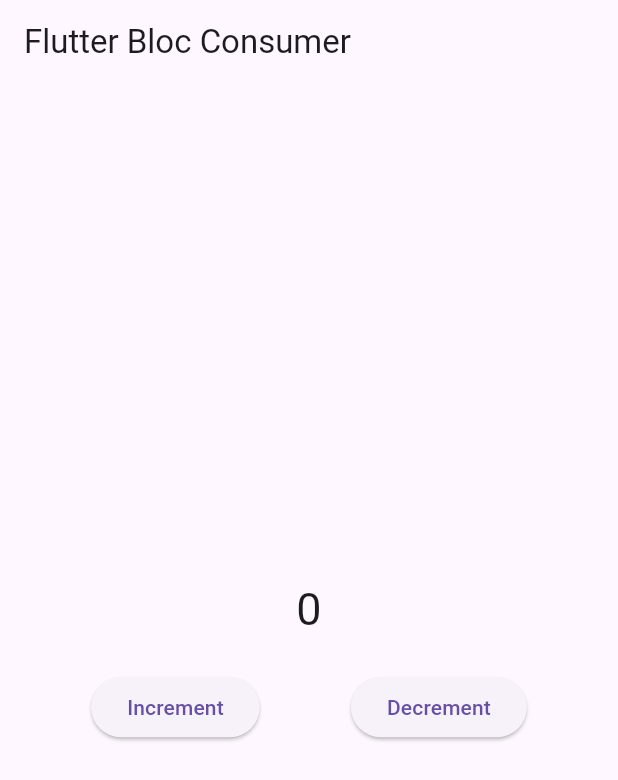
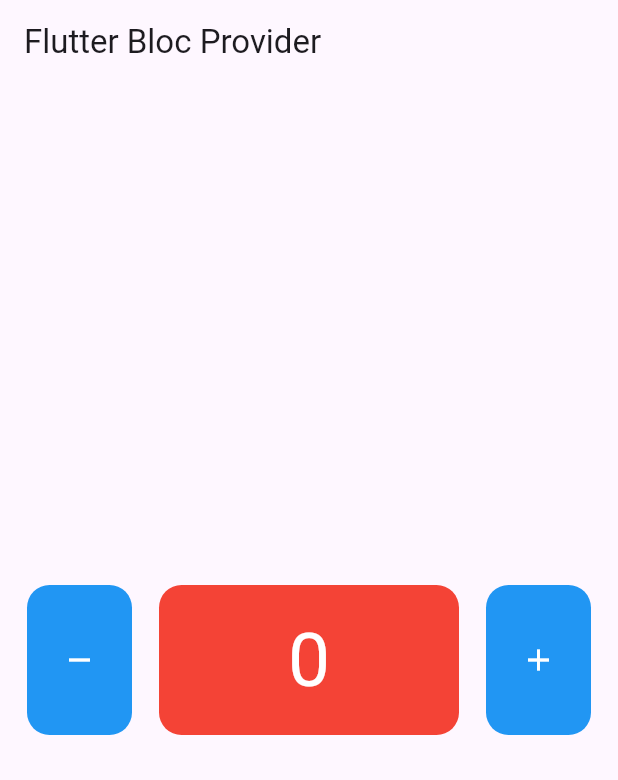
Before and after one commit to andrirynaldi/bloc_management, a Flutter app: the screen it shows after launch, on a phone screen of 412 x 824 dp. Shown: the top 780 px of the screen. Run offline on Flutter 3.47's test engine with Material 3 defaults, Android fonts, the phone set to English and light mode, and no system bars; our stand-ins replace bloc, flutter_bloc.

Commit message:
bloc porvider

```diff
--- a/analysis_options.yaml
+++ b/analysis_options.yaml
@@ -7,7 +7,7 @@
 
 # The following line activates a set of recommended lints for Flutter apps,
 # packages, and plugins designed to encourage good coding practices.
-include: package:flutter_lints/flutter.yaml
+# include: package:flutter_lints/flutter.yaml
 
 linter:
   # The lint rules applied to this project can be customized in the
--- /dev/null
+++ b/lib/bloc/counterCenter_widget.dart
@@ -0,0 +1,26 @@
+import 'package:flutter/material.dart';
+import 'package:flutter_bloc/flutter_bloc.dart';
+import 'package:my_app/bloc/counter.dart';
+
+class CounterCenterWidget extends StatelessWidget {
+  const CounterCenterWidget({
+    super.key,
+  });
+
+  @override
+  Widget build(BuildContext context) {
+    return Center(
+      child: BlocBuilder(
+          bloc: BlocProvider.of<Counter>(context),
+          builder: (context, state) {
+            return Text(
+              "$state",
+              style: TextStyle(
+                fontSize: 50,
+                color: Colors.white,
+              ),
+            );
+          }),
+    );
+  }
+}
--- /dev/null
+++ b/lib/bloc/counter_widget.dart
@@ -0,0 +1,21 @@
+import 'package:flutter/material.dart';
+import 'package:my_app/bloc/counterCenter_widget.dart';
+
+class CounterWidget extends StatelessWidget {
+  const CounterWidget({
+    super.key,
+  });
+
+  @override
+  Widget build(BuildContext context) {
+    return Container(
+      height: 100,
+      width: 200,
+      decoration: BoxDecoration(
+        color: Colors.red,
+        borderRadius: BorderRadius.circular(15),
+      ),
+      child: CounterCenterWidget(),
+    );
+  }
+}
--- a/lib/home.dart
+++ b/lib/home.dart
@@ -1,70 +1,70 @@
 import 'package:flutter/material.dart';
 import 'package:flutter_bloc/flutter_bloc.dart';
 import 'package:my_app/bloc/counter.dart';
+import 'package:my_app/bloc/counter_widget.dart';
 
 class MyHomePage extends StatelessWidget {
   MyHomePage({super.key});
-  final Counter counter = Counter();
 
   @override
   Widget build(BuildContext context) {
     return Scaffold(
         appBar: AppBar(
-        title: Text("Flutter Bloc Consumer"),
+          title: Text("Flutter Bloc Provider"),
         ),
         body: Column(
           mainAxisAlignment: MainAxisAlignment.center,
           children: [
-          BlocConsumer<Counter, int>(
-            bloc: counter,
-            builder: (context, state) {
-              return Text(
-                "$state",
-                style: TextStyle(fontSize: 30),
-              );
-            },
-            buildWhen: (previous, current) {
-              if (current >= 10) {
-                return true;
-              } else {
-                return false;
-              }
-            },
-            listener: (context, state) {
-              ScaffoldMessenger.of(context).showSnackBar(
-                SnackBar(
-                  content: Text("Counter: $state"),
-                ),
-              );
-            },
-            listenWhen: (previous, current) {
-              if (current == 15) {
-                return true;
-              } else {
-                return false;
-              }
-            },
-          ),
-          SizedBox(
-            height: 20,
-          ),
             Row(
               mainAxisAlignment: MainAxisAlignment.spaceEvenly,
               children: [
-              ElevatedButton(
-                  onPressed: () {
-                    counter.increment();
+                //button decrement
+                Material(
+                  color: Colors.blue,
+                  borderRadius: BorderRadius.circular(15),
+                  child: InkWell(
+                    borderRadius: BorderRadius.circular(15),
+                    onTap: () {
+                      BlocProvider.of<Counter>(context).decrement();
                     },
-                  child: Text("Increment")),
-              ElevatedButton(
-                  onPressed: () {
-                    counter.decrement();
+                    child: Container(
+                      height: 100,
+                      width: 70,
+                      child: Center(
+                        child: Icon(
+                          Icons.remove,
+                          color: Colors.white,
+                        ),
+                      ),
+                    ),
+                  ),
+                ),
+                // counter widget
+                CounterWidget(),
+                //button increment
+                Material(
+                  color: Colors.blue,
+                  borderRadius: BorderRadius.circular(15),
+                  child: InkWell(
+                    borderRadius: BorderRadius.circular(15),
+                    onTap: () {
+                      BlocProvider.of<Counter>(context).increment();
                     },
-                  child: Text("Decrement")),
+                    child: Container(
+                      height: 100,
+                      width: 70,
+                      child: Center(
+                        child: Icon(
+                          Icons.add,
+                          color: Colors.white,
+                        ),
+                      ),
+                    ),
+                  ),
+                ),
               ],
             )
           ],
-      ),
-    );
+        ));
   }
 }
--- a/lib/main.dart
+++ b/lib/main.dart
@@ -1,4 +1,6 @@
 import 'package:flutter/material.dart';
+import 'package:flutter_bloc/flutter_bloc.dart';
+import 'package:my_app/bloc/counter.dart';
 import 'package:my_app/home.dart';
 
 void main() {
@@ -9,6 +11,7 @@ class MyApp extends StatelessWidget {
   const MyApp({super.key});
   @override
   Widget build(BuildContext context) {
-    return MaterialApp(title: 'Flutter Demo', home: MyHomePage());
+    return BlocProvider(
+        create: (context) => Counter(), child: MaterialApp(home: MyHomePage()));
   }
 }
```
Lines whose indentation alone changed are shown as unchanged.
